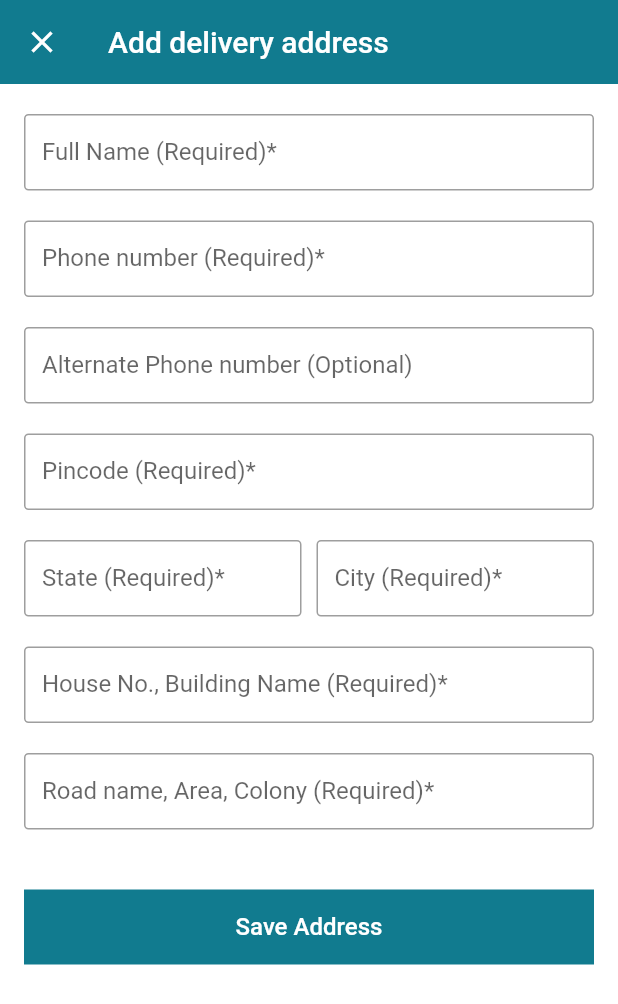
After one commit to ybrut-software/zinotalens, a Flutter app: the AddDeliveryAddressPage screen opened directly, on a phone screen of 412 x 824 dp. The commit adds this screen. Shown: the top 1004 px of the screen. Run offline on Flutter 3.47's test engine with Material 2 defaults, Android fonts, the phone set to English and light mode, and no system bars; our stand-ins replace badges, carousel_slider, flutter_screenutil, sqflite; accounts and stored records are empty.

Commit message:
add primary color on global var and add delivery address page ui

```diff
--- a/lib/main.dart
+++ b/lib/main.dart
@@ -1,4 +1,4 @@
-import 'package:flutter/material.dart';
+import 'package:flutter/material.dart' hide Colors;
 import 'package:flutter_screenutil/flutter_screenutil.dart';
 import 'package:provider/provider.dart';
 import 'package:zinotalens/database/database_helper.dart';
@@ -6,6 +6,7 @@ import 'package:zinotalens/pages/login_page.dart';
 import 'package:zinotalens/provider/product_cart_provider.dart';
 import 'package:zinotalens/provider/product_details_provider.dart';
 import 'package:zinotalens/provider/product_list_provider.dart';
+import 'package:zinotalens/utils/colors.dart';
 
 //init local database
 DatabaseHelper databaseHelper = DatabaseHelper();
@@ -22,6 +23,8 @@ void main() {
           ListenableProvider(create: (context) => ProductCartProvider())
         ],
         child: MaterialApp(
+          theme: ThemeData(
+              colorScheme: ColorScheme.light(primary: Colors.skyBlue)),
           title: "ZinotaLens",
           debugShowCheckedModeBanner: false,
           home: LoginPage(),
--- /dev/null
+++ b/lib/pages/add_address_page.dart
@@ -0,0 +1,114 @@
+import 'package:flutter/material.dart' hide Colors;
+import 'package:zinotalens/utils/colors.dart';
+import 'package:zinotalens/widgets/custom_appbar.dart';
+
+class AddDeliveryAddressPage extends StatefulWidget {
+  AddDeliveryAddressPage({Key? key}) : super(key: key);
+
+  @override
+  State<AddDeliveryAddressPage> createState() => _AddDeliveryAddressPageState();
+}
+
+class _AddDeliveryAddressPageState extends State<AddDeliveryAddressPage> {
+  @override
+  Widget build(BuildContext context) {
+    return Scaffold(
+      backgroundColor: Colors.white,
+      appBar: customAppBar(context,
+          title: "Add delivery address",
+          leadingIconClose: true,
+          isCartIcon: false),
+      body: SingleChildScrollView(
+        child: Padding(
+          padding: EdgeInsets.symmetric(horizontal: 16, vertical: 20),
+          child: Column(
+            children: [
+              TextFormField(
+                keyboardType: TextInputType.text,
+                decoration:
+                    textFieldDecoration(labelText: "Full Name (Required)*"),
+              ),
+              SizedBox(height: 20),
+              TextFormField(
+                keyboardType: TextInputType.number,
+                decoration:
+                    textFieldDecoration(labelText: "Phone number (Required)*"),
+              ),
+              SizedBox(height: 20),
+              TextFormField(
+                keyboardType: TextInputType.number,
+                decoration: textFieldDecoration(
+                    labelText: "Alternate Phone number (Optional)"),
+              ),
+              SizedBox(height: 20),
+              TextFormField(
+                keyboardType: TextInputType.number,
+                decoration:
+                    textFieldDecoration(labelText: "Pincode (Required)*"),
+              ),
+              SizedBox(height: 20),
+              //state and city
+              Row(
+                children: [
+                  Expanded(
+                      child: TextFormField(
+                    keyboardType: TextInputType.text,
+                    decoration:
+                        textFieldDecoration(labelText: "State (Required)*"),
+                  )),
+                  SizedBox(width: 10),
+                  Expanded(
+                      child: TextFormField(
+                    keyboardType: TextInputType.text,
+                    decoration:
+                        textFieldDecoration(labelText: "City (Required)*"),
+                  ))
+                ],
+              ),
+              SizedBox(height: 20),
+              TextFormField(
+                keyboardType: TextInputType.text,
+                decoration: textFieldDecoration(
+                    labelText: "House No., Building Name (Required)*"),
+              ),
+              SizedBox(height: 20),
+              TextFormField(
+                keyboardType: TextInputType.text,
+                decoration: textFieldDecoration(
+                    labelText: "Road name, Area, Colony (Required)*"),
+              ),
+              SizedBox(height: 40),
+              //save button
+              Container(
+                width: double.infinity,
+                height: 50,
+                child: ElevatedButton(
+                    onPressed: () {},
+                    style: ButtonStyle(
+                        shape: MaterialStateProperty.all(RoundedRectangleBorder(
+                            borderRadius: BorderRadius.circular(0))),
+                        shadowColor:
+                            MaterialStateProperty.all(Colors.transparent)),
+                    child: Text(
+                      "Save Address",
+                      style: TextStyle(fontSize: 16),
+                    )),
+              )
+            ],
+          ),
+        ),
+      ),
+    );
+  }
+
+  InputDecoration textFieldDecoration({String? labelText}) => InputDecoration(
+        labelText: "$labelText",
+        isDense: true,
+        border: OutlineInputBorder(
+            borderRadius: BorderRadius.circular(3),
+            borderSide: BorderSide(width: 0.5)),
+        focusedBorder: OutlineInputBorder(
+            borderRadius: BorderRadius.circular(3),
+            borderSide: BorderSide(width: 1.0, color: Colors.skyBlue)),
+      );
+}
--- a/lib/pages/myaddress_page.dart
+++ b/lib/pages/myaddress_page.dart
@@ -1,4 +1,5 @@
 import 'package:flutter/material.dart' hide Colors;
+import 'package:zinotalens/pages/add_address_page.dart';
 import 'package:zinotalens/widgets/custom_appbar.dart';
 import 'package:zinotalens/widgets/values.dart';
 
@@ -25,6 +26,13 @@ class _MyAddressPageState extends State<MyAddressPage> {
           Container(
             padding: EdgeInsets.symmetric(horizontal: 10, vertical: 20),
             decoration: contentContainerDecoration(),
+            child: GestureDetector(
+              onTap: () {
+                Navigator.push(
+                    context,
+                    MaterialPageRoute(
+                        builder: (context) => AddDeliveryAddressPage()));
+              },
               child: Row(
                 children: [
                   Icon(
@@ -43,6 +51,7 @@ class _MyAddressPageState extends State<MyAddressPage> {
                 ],
               ),
             ),
+          ),
 
           //address view holder
           Expanded(
--- a/lib/widgets/custom_appbar.dart
+++ b/lib/widgets/custom_appbar.dart
@@ -2,7 +2,6 @@ import 'package:badges/badges.dart';
 import 'package:flutter/material.dart' hide Colors;
 import 'package:provider/provider.dart';
 import 'package:zinotalens/main.dart';
-import 'package:zinotalens/model/product_addcart_model.dart';
 import 'package:zinotalens/pages/cart_view_page.dart';
 import 'package:zinotalens/provider/product_cart_provider.dart';
 
@@ -11,6 +10,7 @@ import '../utils/colors.dart';
 AppBar customAppBar(BuildContext context,
         {String title = "ZinotaLens",
         bool isSearchIcon = false,
+        bool leadingIconClose = false,
         bool isCartIcon = true}) =>
     AppBar(
       backgroundColor: Colors.skyBlue,
@@ -20,6 +20,9 @@ AppBar customAppBar(BuildContext context,
         title,
         style: TextStyle(color: Colors.white),
       ),
+      leading: leadingIconClose
+          ? IconButton(onPressed: () => Navigator.pop(context), icon: Icon(Icons.close))
+          : null,
       actions: [
         isSearchIcon
             ? IconButton(
```
Lines whose indentation alone changed are shown as unchanged.
